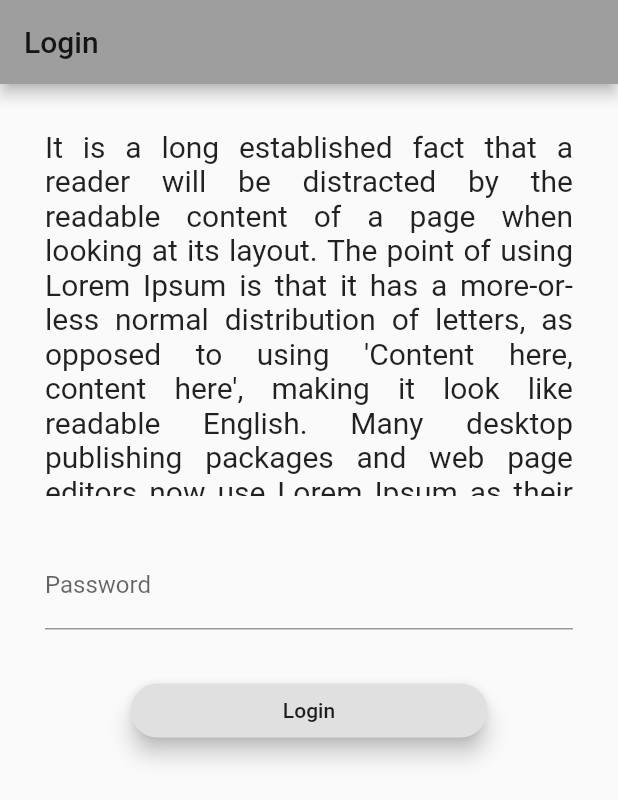
After one commit to MohsenDehghankar/project_tracker, a Flutter app: the screen it shows after launch, after a tap on "NEXT", on a phone screen of 412 x 824 dp. The commit adds this screen. Shown: the top 800 px of the screen. Run offline on Flutter 3.47's test engine with Material 2 defaults, Android fonts, the phone set to English and light mode, and no system bars.

Commit message:
add animation for transition and separate classes

```diff
--- /dev/null
+++ b/lib/style/strings.dart
@@ -0,0 +1,6 @@
+
+class Strings {
+  static const String appDescription = """
+It is a long established fact that a reader will be distracted by the readable content of a page when looking at its layout. The point of using Lorem Ipsum is that it has a more-or-less normal distribution of letters, as opposed to using 'Content here, content here', making it look like readable English. Many desktop publishing packages and web page editors now use Lorem Ipsum as their default model text, and a search for 'lorem ipsum' will uncover many web sites still in their infancy.
+  """;
+}
--- /dev/null
+++ b/lib/ui/auth_widgets.dart
@@ -0,0 +1,153 @@
+import 'package:flutter/material.dart';
+import 'package:flutter/widgets.dart';
+import 'package:project_tracker/style/strings.dart';
+
+class AuthWidget extends StatefulWidget {
+  @override
+  AuthState createState() => AuthState();
+}
+
+class AuthState extends State<AuthWidget> {
+  // If it is Username page.
+  bool isUsrPage;
+
+  // If user/pass sent
+  bool sent;
+
+  @override
+  void initState() {
+    super.initState();
+    isUsrPage = true;
+    sent = false;
+  }
+
+  ///
+  /// Go to Password page
+  ///
+  void _enterPassword() {
+    setState(() {
+      isUsrPage = false;
+    });
+  }
+
+  ///
+  /// Create Widgets related to username input.
+  ///
+  static Widget _buildUsernameInputWidget(
+      BuildContext context, void Function() nxtBtnCallBack) {
+    return Column(
+        key: UniqueKey(),
+        mainAxisAlignment: MainAxisAlignment.center,
+        children: <Widget>[
+          Padding(
+              padding: EdgeInsets.all(30.0),
+              child: TextField(
+                // todo
+                // controller: TextEditingController(),
+                key: UniqueKey(),
+                onSubmitted: (input) => nxtBtnCallBack(),
+                textInputAction: TextInputAction.next,
+                decoration: InputDecoration(
+                  // hintText: "Username",
+                  labelText: "Username",
+                ),
+              )),
+          _buildLoginButton(context, nxtBtnCallBack, "NEXT")
+        ]);
+  }
+
+  ///
+  /// Create Login (Next) button.
+  ///
+  static Widget _buildLoginButton(
+      BuildContext context, void Function() f, String text) {
+    return RaisedButton(
+        // color: Theme.of(context).backgroundColor,
+        elevation: 6.0,
+        // splashColor: Theme.of(context).,
+        shape: RoundedRectangleBorder(
+          borderRadius: BorderRadius.circular(30.0),
+        ),
+        textTheme: ButtonTextTheme.normal,
+        onPressed: f,
+        child: Container(
+            width: MediaQuery.of(context).size.width / 2,
+            child: Center(
+                child: Text(
+              text,
+            ))));
+  }
+
+  ///
+  /// Widget for App Desc.
+  ///
+  static Widget _buildDescWidget(BuildContext context) {
+    var spaceForDesc = MediaQuery.of(context).size.height / 3;
+    return Container(
+        height: spaceForDesc,
+        child: Scrollbar(
+            thickness: 20.0,
+            radius: Radius.circular(20.0),
+            child: SingleChildScrollView(
+                child: Padding(
+                    padding: EdgeInsets.all(30.0),
+                    child: Text(
+                      Strings.appDescription,
+                      style: TextStyle(fontSize: 20),
+                      textAlign: TextAlign.justify,
+                    )))));
+  }
+
+  ///
+  /// Create Widgets for Password input.
+  ///
+  static Widget _buildPasswordInputWidget(
+      BuildContext context, void Function() loginBtnCallBack) {
+    return Column(
+        key: UniqueKey(),
+        mainAxisAlignment: MainAxisAlignment.center,
+        children: <Widget>[
+          Padding(
+              padding: EdgeInsets.all(30.0),
+              child: TextField(
+                key: UniqueKey(),
+                onSubmitted: (input) => loginBtnCallBack(),
+                textInputAction: TextInputAction.send,
+                obscureText: true,
+                decoration: InputDecoration(labelText: "Password"),
+              )),
+          _buildLoginButton(context, loginBtnCallBack, "Login")
+        ]);
+  }
+
+  ///
+  /// Login Button Callback
+  ///
+  void _loginCallBack() {
+    setState(() {
+      // todo work with API request
+      sent = true;
+    });
+  }
+
+  @override
+  Widget build(BuildContext context) {
+    return SingleChildScrollView(
+      child: Center(
+        child: Column(
+          children: <Widget>[
+            _buildDescWidget(context),
+            AnimatedSwitcher(
+              duration: Duration(milliseconds: 500),
+              child: isUsrPage
+                  ? _buildUsernameInputWidget(context, _enterPassword)
+                  : sent
+                      ? CircularProgressIndicator()
+                      : _buildPasswordInputWidget(context, _loginCallBack),
+            )
+          ],
+        ),
+      ),
+    );
+  }
+}
```
Also changed, not shown: lib/AuthWidgets.dart (deleted, +0 -84 lines), lib/main.dart (+4 -27 lines), lib/style/colors.dart (added), lib/style/fonts.dart (added).
